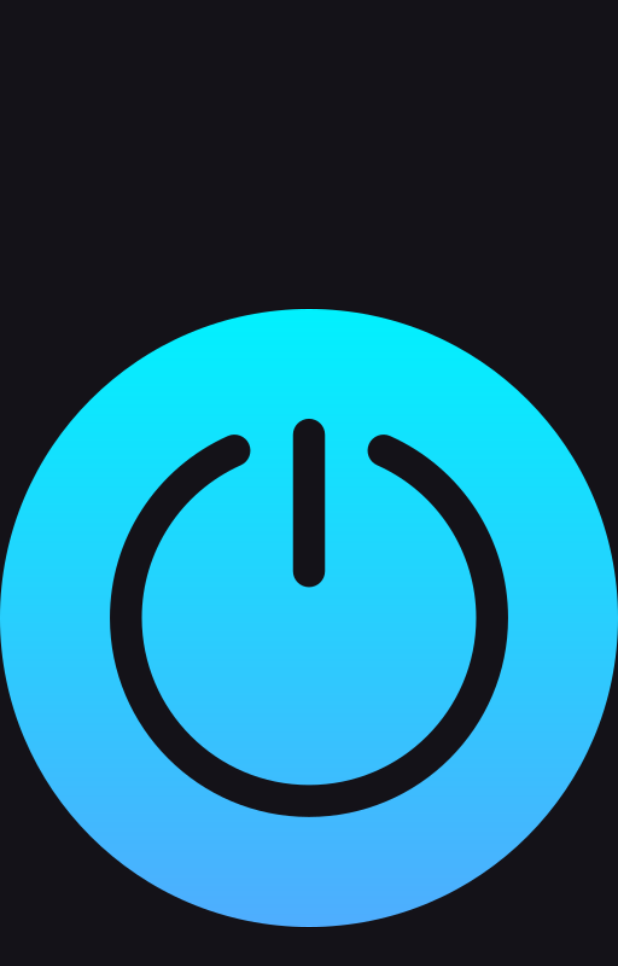
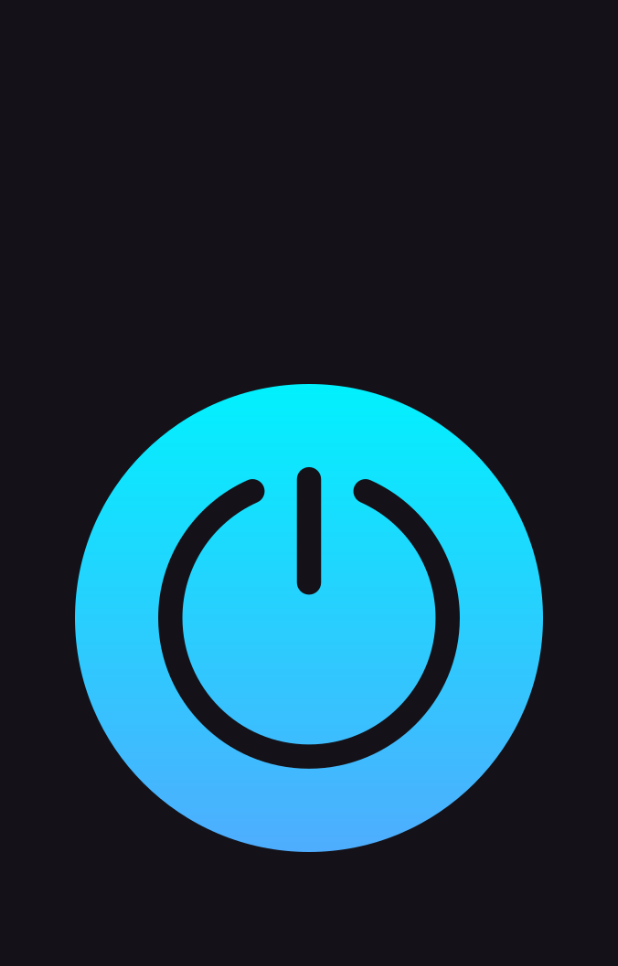
Before and after one commit to TBG101/Remote-Desktop-Shutdown, a Flutter app: the screen it shows after launch, on a phone screen of 412 x 824 dp. Shown: the top 966 px of the screen. Run offline on Flutter 3.47's test engine with Material 3 defaults, Android fonts, the light colour scheme and no system bars; drawn by our look-alikes of carousel_slider.

Commit message:
UI and code improvement

```diff
--- a/lib/main.dart
+++ b/lib/main.dart
@@ -1,5 +1,9 @@
+import 'dart:convert';
+import 'dart:io';
 import 'package:flutter/material.dart';
-import 'package:sendpacket/Class/sendpacket.dart';
+import 'package:remote_shutdown_desktop/Class/sendpacket.dart';
+import 'package:remote_shutdown_desktop/widgets/shutdown_button.dart';
+import 'package:carousel_slider/carousel_slider.dart';
 
 void main() {
   runApp(const MyApp());
@@ -15,6 +19,7 @@ class MyApp extends StatelessWidget {
       showSemanticsDebugger: false,
       theme: ThemeData.dark(),
       home: const MyHomePage(),
+      debugShowCheckedModeBanner: false,
     );
   }
 }
@@ -29,23 +34,110 @@ class MyHomePage extends StatefulWidget {
 }
 
 class _MyHomePageState extends State<MyHomePage> {
+  SendPacket sendPacket = SendPacket();
+
+  var msg = "shutdown";
+
+  final ip = "192.168.1.255";
+
+  var port = 8888;
+
+  @override
+  void initState() {
+    super.initState();
+    sendPacket.receivePacket().then((socket) {
+      socket.listen((event) {
+        if (event == RawSocketEvent.read) {
+          Datagram? dg = socket.receive();
+          if (dg == null) return;
+          if (!utf8.decode(dg.data).contains("cmd")) {
+            setState(() {
+              commandLineHistory.add("- ${utf8.decode(dg.data)}");
+            });
+          }
+        }
+      });
+    });
+  }
+
+  var commandLineHistory = <String>[];
+
+  var texteditingController = TextEditingController();
+
   @override
   Widget build(BuildContext context) {
+    final size = MediaQuery.of(context).size;
     return Scaffold(
-      body: Center(
-          child: SizedBox(
-        child: IconButton(
-          padding: const EdgeInsets.all(0),
-          splashRadius: 100,
-          iconSize: 200,
-          splashColor: Colors.greenAccent,
-          style: ElevatedButton.styleFrom(),
-          icon: Image.asset("lib/assets/power.png"),
-          onPressed: () {
-            SendPacket.sendPacket("shutdown", "192.168.1.255", 8888);
-          },
+      body: SafeArea(
+        child: CarouselSlider(
+          options: CarouselOptions(
+            height: size.height,
+            padEnds: false,
+            viewportFraction: 1,
+          ),
+          items: [
+            Container(
+              padding: const EdgeInsets.all(50),
+              child: Center(
+                child: SizedBox(
+                  width: size.width,
+                  child: ShutdownButton(
+                    callback: () {
+                      sendPacket.sendPacket(msg, ip, port);
+                    },
+                  ),
+                ),
+              ),
+            ),
+            Center(
+              child: Padding(
+                padding: const EdgeInsets.all(20),
+                child: SizedBox(
+                    width: size.width,
+                    child: Column(
+                      mainAxisAlignment: MainAxisAlignment.end,
+                      crossAxisAlignment: CrossAxisAlignment.start,
+                      children: [
+                        ...commandLineHistory.map(
+                          (e) {
+                            return Padding(
+                              padding: const EdgeInsets.symmetric(vertical: 4),
+                              child: Text(
+                                e,
+                                textAlign: TextAlign.start,
+                                style: const TextStyle(fontSize: 15),
+                              ),
+                            );
+                          },
+                        ),
+                        TextField(
+                          controller: texteditingController,
+                          onSubmitted: (value) {
+                            print(texteditingController.text);
+                            sendPacket.sendPacket(
+                                "cmd ${texteditingController.text}", ip, port);
+                            setState(() {
+                              commandLineHistory.add("> $value");
+                            });
+                            texteditingController.clear();
+                          },
+                          decoration: const InputDecoration(
+                            border: UnderlineInputBorder(
+                              borderRadius:
+                                  BorderRadius.all(Radius.circular(5)),
+                            ),
+                            contentPadding: EdgeInsets.only(
+                                left: 15, bottom: 11, top: 11, right: 15),
+                            hintText: '>',
+                          ),
+                        ),
+                      ],
+                    )),
+              ),
+            )
+          ],
         ),
-      )),
+      ),
     );
   }
 }
--- /dev/null
+++ b/lib/widgets/shutdown_button.dart
@@ -0,0 +1,23 @@
+import 'package:flutter/material.dart';
+
+class ShutdownButton extends StatelessWidget {
+  final Function callback;
+
+  const ShutdownButton({
+    super.key,
+    required this.callback,
+  });
+
+  @override
+  Widget build(BuildContext context) {
+    return IconButton(
+      padding: const EdgeInsets.all(0),
+      splashColor: Color.fromARGB(255, 184, 3, 255),
+      style: ElevatedButton.styleFrom(),
+      icon: Image.asset("lib/assets/power.png"),
+      onPressed: () {
+        callback();
+      },
+    );
+  }
+}
--- a/pubspec.yaml
+++ b/pubspec.yaml
@@ -1,4 +1,4 @@
-name: sendpacket
+name: remote_shutdown_desktop
 description: A Flutter application to shutdown all pcs with the shutdown app installed on the pc.
 # The following line prevents the package from being accidentally published to
 # pub.dev using `flutter pub publish`. This is preferred for private packages.
@@ -34,6 +34,7 @@ dependencies:
   # The following adds the Cupertino Icons font to your application.
   # Use with the CupertinoIcons class for iOS style icons.
   cupertino_icons: ^1.0.2
+  carousel_slider: ^5.0.0
 
 dev_dependencies:
   flutter_test:
@@ -45,6 +46,7 @@ dev_dependencies:
   # package. See that file for information about deactivating specific lint
   # rules and activating additional ones.
   flutter_lints: ^2.0.0
+  change_app_package_name: ^1.4.0
 
 # For information on the generic Dart part of this file, see the
 # following page: https://dart.dev/tools/pub/pubspec
@@ -59,7 +61,6 @@ flutter:
   # To add assets to your application, add an assets section, like this:
   assets:
     - lib/assets/power.png
-  #   - images/a_dot_ham.jpeg
 
   # An image asset can refer to one or more resolution-specific "variants", see
   # https://flutter.dev/assets-and-images/#resolution-aware
```
Also changed, not shown: lib/Class/sendpacket.dart (+31 -1 lines), pubspec.lock, 41 other files.
